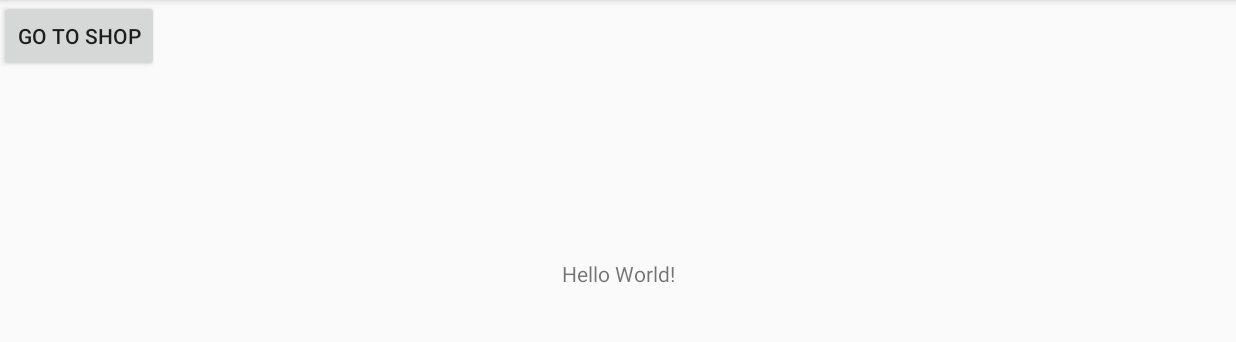
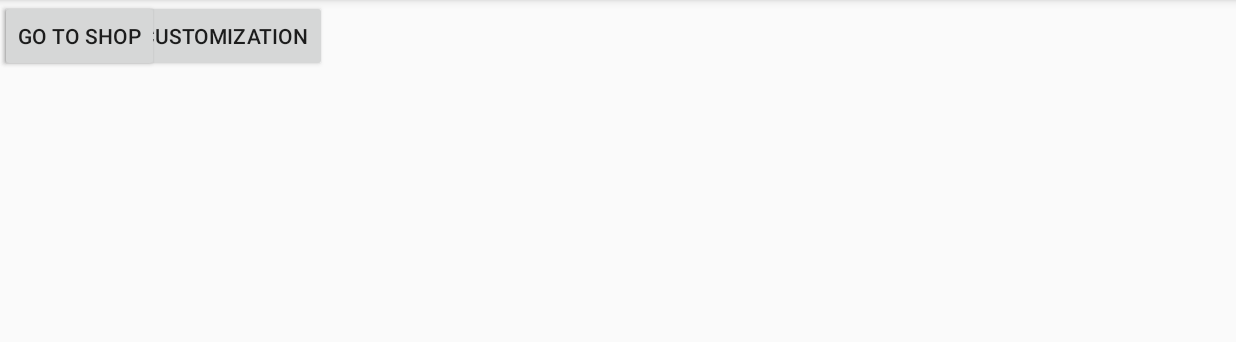
Before and after one commit to TheVanillaBean/OnARoll, an Android app: the screen it shows after launch (MainActivity), on a phone screen of 824 x 412 dp (held sideways), the part 72-414 px from its top. Run offline under Robolectric (Android 15) with nearby library versions, the phone set to English and light mode, and no system bars; libraries missing offline, so code that uses them is left out: uk.co.chrisjenx; 1 statement that could not run was skipped.

Commit message:
Removed "Hello World" from main activity
Signed-off-by: yzgarrard <yzgarrard@gmail.com>

```diff
--- a/app/src/main/res/layout/activity_main.xml
+++ b/app/src/main/res/layout/activity_main.xml
@@ -6,22 +6,11 @@
     android:layout_height="match_parent"
     tools:context="com.onarollapp.onaroll.Controller.MainActivity">
 
-    <TextView
-        android:id="@+id/helloWorld"
-        android:layout_width="wrap_content"
-        android:layout_height="wrap_content"
-        android:text="Hello World!"
-        app:layout_constraintBottom_toBottomOf="parent"
-        app:layout_constraintLeft_toLeftOf="parent"
-        app:layout_constraintRight_toRightOf="parent"
-        app:layout_constraintTop_toTopOf="parent" />
-
     <GridLayout
         android:layout_width="368dp"
         android:layout_height="103dp"
-        android:layout_marginBottom="135dp"
-        app:layout_constraintBottom_toTopOf="@+id/helloWorld"
-        tools:layout_editor_absoluteX="0dp">
+        tools:layout_editor_absoluteX="0dp"
+        tools:layout_editor_absoluteY="9dp">
 
         <Button
             android:id="@+id/go_to_perk_customiztion"
```
